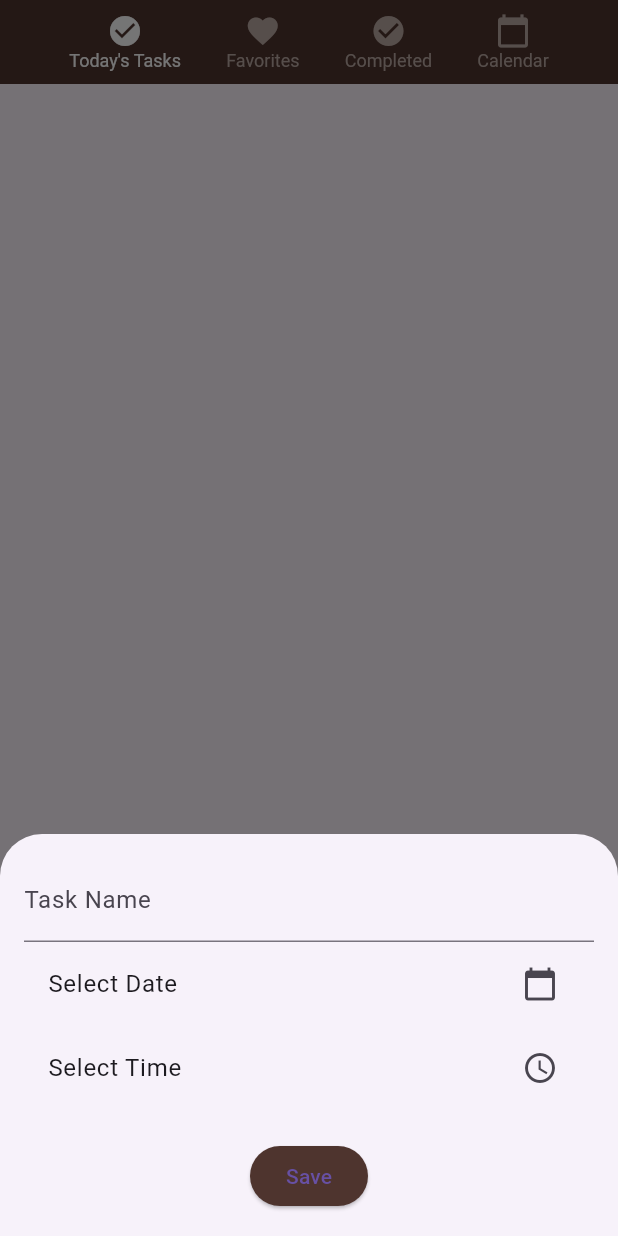
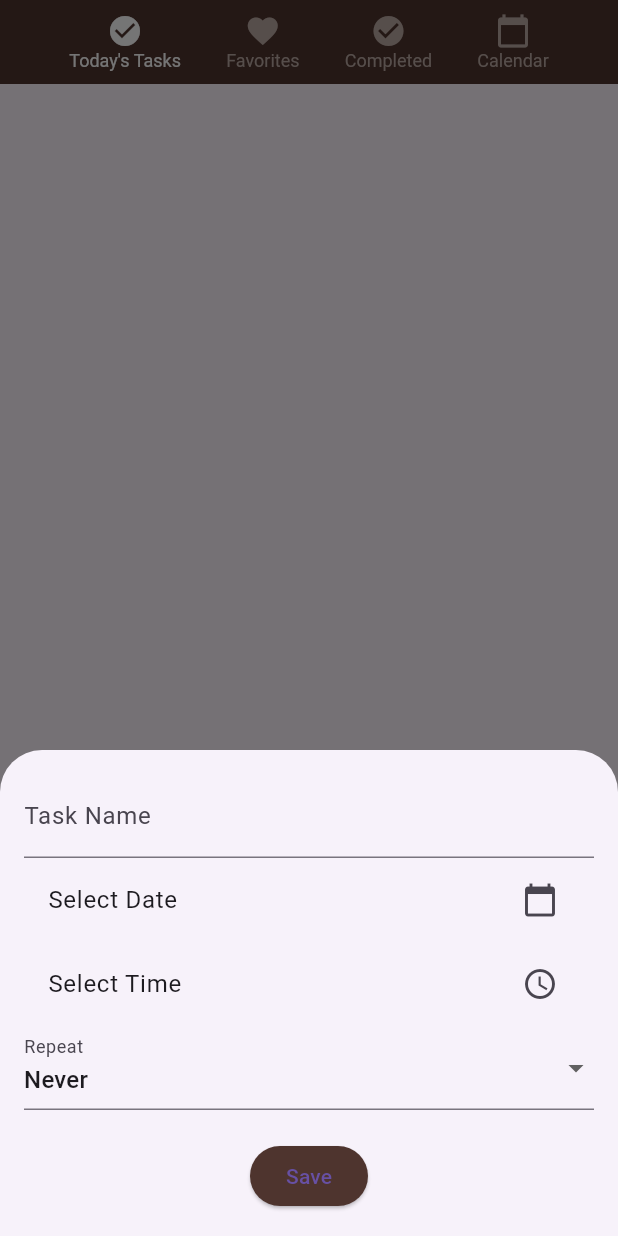
Before and after one commit to fizzzzaaa/task_management_app, a Flutter app: the screen it shows after launch, after a tap on the "add" icon, on a phone screen of 412 x 824 dp. Run offline on Flutter 3.47's test engine with Material 3 defaults, Android fonts, the phone set to English and light mode, and no system bars; our stand-ins replace hive_flutter, sqflite; accounts and stored records are empty; statements that could not run were skipped.

```diff
--- a/lib/todaytask.dart
+++ b/lib/todaytask.dart
@@ -1,7 +1,7 @@
 import 'package:flutter/material.dart';
 import 'package:intl/intl.dart';
 import 'database.dart'; // Import the database helper
-import 'task_model.dart'; // Import the TaskItem
+import 'task_model.dart'; // Import the Task model
 import 'favorites_screen.dart';
 import 'completed_screen.dart';
 import 'calendar_screen.dart';
@@ -12,7 +12,7 @@ class TodayTaskPage extends StatefulWidget {
 }
 
 class _TodayTaskPageState extends State<TodayTaskPage> {
-  List<Task> tasks = []; // Use List<TaskItem> to store tasks
+  List<Task> tasks = []; // Use List<Task> to store tasks
   int _selectedIndex = 0; // Track the selected index for the bottom navigation bar
 
   @override
@@ -29,11 +29,13 @@ class _TodayTaskPageState extends State<TodayTaskPage> {
     });
   }
 
-  void _addTask(String taskName, String date, String time) async {
-    final newTask = Task(title: taskName, date: date, time: time);
+  void _addTask(String taskName, String date, String time, String repeat) async {
+    final newTask = Task(title: taskName, date: date, time: time, repeat: repeat);
     final dbHelper = DatabaseHelper();
     await dbHelper.insertTask(newTask); // Insert the task into the database
-    _loadTasksFromDatabase(); // Reload tasks after addition
+    setState(() {
+      tasks.add(newTask); // Immediately add the new task to the list
+    });
   }
 
   // Function to delete a task from the database and refresh the task list
@@ -48,6 +50,7 @@ class _TodayTaskPageState extends State<TodayTaskPage> {
     String taskName = '';
     String? date;
     String? time;
+    String repeat = 'Never'; // Default repeat option
 
     showModalBottomSheet(
       context: context,
@@ -97,11 +100,27 @@ class _TodayTaskPageState extends State<TodayTaskPage> {
                     }
                   },
                 ),
+                DropdownButtonFormField<String>(
+                  decoration: InputDecoration(labelText: 'Repeat'),
+                  value: repeat,
+                  items: <String>['Never', 'Daily', 'Weekly', 'Monthly']
+                      .map((String value) {
+                    return DropdownMenuItem<String>(
+                      value: value,
+                      child: Text(value),
+                    );
+                  }).toList(),
+                  onChanged: (newValue) {
+                    setState(() {
+                      repeat = newValue!;
+                    });
+                  },
+                ),
                 SizedBox(height: 20),
                 ElevatedButton(
                   onPressed: () {
                     if (taskName.isNotEmpty && date != null && time != null) {
-                      _addTask(taskName, date!, time!);
+                      _addTask(taskName, date!, time!, repeat);
                       Navigator.pop(context);
                     }
                   },
@@ -164,7 +183,7 @@ class _TodayTaskPageState extends State<TodayTaskPage> {
             margin: EdgeInsets.all(10),
             child: ListTile(
               title: Text(tasks[index].title),
-              subtitle: Text('${tasks[index].date} at ${tasks[index].time}'),
+              subtitle: Text('${tasks[index].date} at ${tasks[index].time}\nRepeats: ${tasks[index].repeat}'),
               trailing: PopupMenuButton<String>(
                 onSelected: (value) {
                   if (value == 'Edit') {
```
Also changed, not shown: lib/completed_screen.dart (+62 -3 lines).
